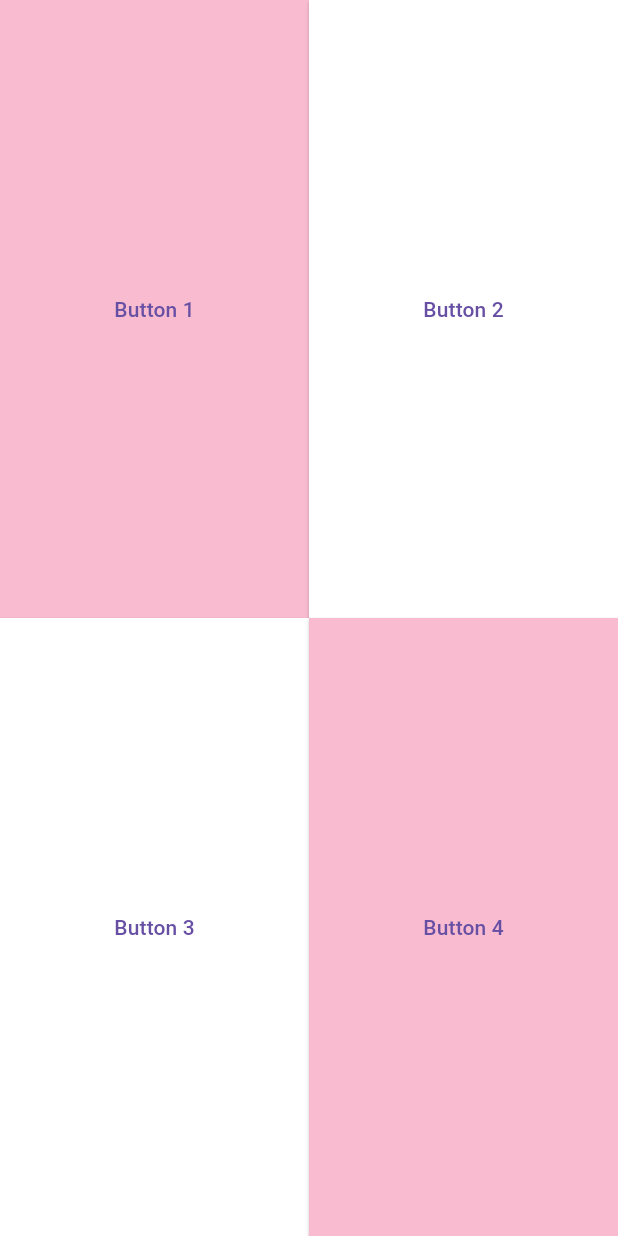
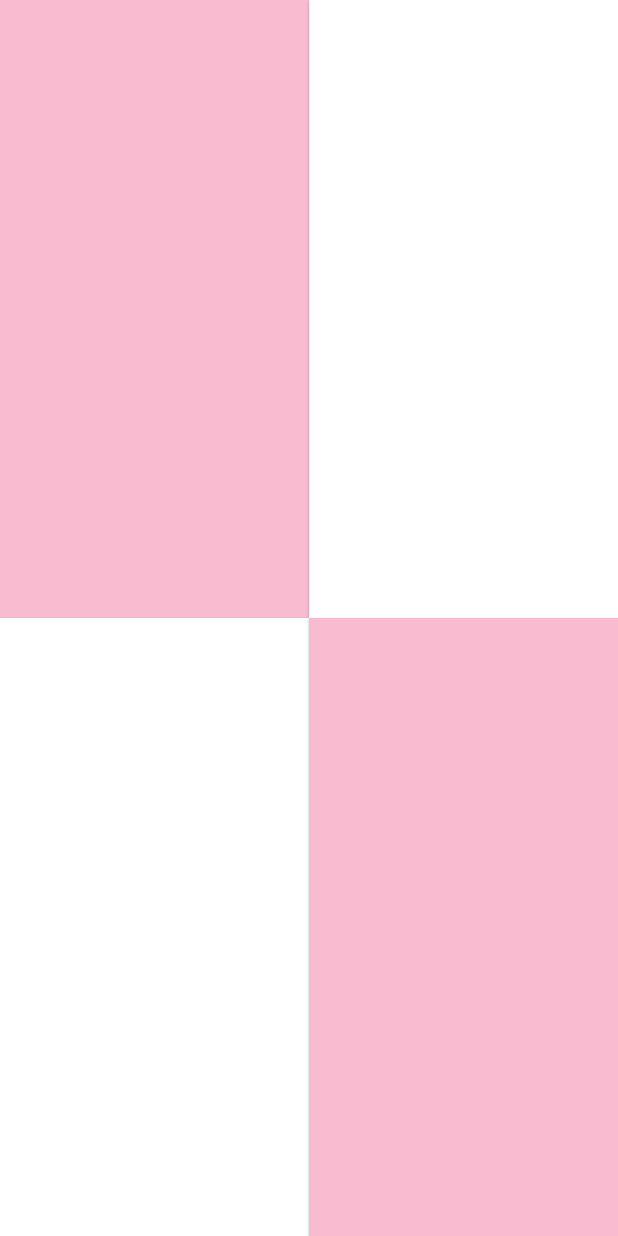
Before and after one commit to disara7/shopsense_app, a Flutter app: the screen it shows after launch, on a phone screen of 412 x 824 dp. Run offline on Flutter 3.47's test engine with Material 3 defaults, Android fonts, the phone set to English and light mode, and no system bars; our stand-ins replace flutter_tts, speech_to_text.

Commit message:
shop completed

```diff
--- a/lib/register.dart
+++ b/lib/register.dart
@@ -73,7 +73,7 @@ class _RegisterScreenState extends State<RegisterScreen> {
                   child: ElevatedButton(
                     onPressed: () {
                       speakSentence(
-                          'Hellooo Jane! congratulations on successfully setting up your shopsense profile, and welcome to the shopsense store! Please describe what kind of a clothing item you are looking for, today. After you describe, I will come up with a few clothes that match your description and if the item i describe matches your desire, please tap on the top right corner of the screen to get more details about purchasing and all. Or, if you want to hear about the other options you have tap on the bottom right corner of the screen. if you want to go back to the previous item, tap on the bottom left corner of the screen, AND if you want me to repeat what i just said, you can tap on the top left corner of the screen.');
+                          'Helooo Jane! congratulations on successfully setting up your shopsense profile, and welcome to the shopsense store! Please describe what kind of a clothing item you are looking for, today. After you describe, I will come up with a few clothes that match your description and if the item i describe matches your desire, please tap on the top right corner of the screen to get more details about purchasing and all. Or, if you want to hear about the other options you have tap on the bottom right corner of the screen. if you want to go back to the previous item, tap on the bottom left corner of the screen, AND if you want me to repeat what i just said, you can tap on the top left corner of the screen.');
                       Navigator.push(
                         context,
                         MaterialPageRoute(
--- a/lib/shop.dart
+++ b/lib/shop.dart
@@ -1,10 +1,24 @@
 import 'package:flutter/material.dart';
 import 'package:flutter_tts/flutter_tts.dart';
 
-class Shop extends StatelessWidget {
+class Shop extends StatefulWidget {
   const Shop({Key? key, required this.title}) : super(key: key);
 
   final String title;
+
+  @override
+  _ShopState createState() => _ShopState();
+}
+
+class _ShopState extends State<Shop> {
+  @override
+  void initState() {
+    super.initState();
+    Future.delayed(Duration(seconds: 6), () {
+      speakSentence(
+          'Great! Heres what i found for you that match what you just described! The first dress is an orange floral knee length dress with a frilly skirt. If you want more details about this tap on the top right corner of the screen. or if you want to hear about the next dress, tap on the bottom right corner of the screen.');
+    });
+  }
 
   Future<void> speakSentence(String sentence) async {
     FlutterTts flutterTts = FlutterTts();
@@ -30,7 +44,8 @@ class Shop extends StatelessWidget {
         children: <Widget>[
           ElevatedButton(
             onPressed: () {
-              speakSentence('Button 1 pressed');
+              speakSentence(
+                  'Sure, let me repeat what i just said. Please describe what kind of a clothing item you are looking for, today. After you describe, I will come up with a few clothes that match your description and if the item i describe matches your desire, please tap on the top right corner of the screen to get more details about the item. Or, if you want to hear about the other options you have tap on the bottom right corner of the screen. if you want to go back to the previous item, tap on the bottom left corner of the screen, AND if you want me to repeat what i just said, you can tap on the top left corner of the screen.');
             },
             style: ElevatedButton.styleFrom(
               padding: const EdgeInsets.all(20.0),
@@ -42,11 +57,12 @@ class Shop extends StatelessWidget {
               minimumSize: Size(double.infinity,
                   buttonHeight), // Set minimum size to fill height
             ),
-            child: const Text('Button 1'),
+            child: const Text(''),
           ),
           ElevatedButton(
             onPressed: () {
-              speakSentence('Button 2 pressed');
+              speakSentence(
+                  'Excellent choice! Let me describe this dress for you. Imagine slipping into a dress thats a tactile celebration of summer: soft fabric adorned with playful frills and a lively floral pattern, all in a radiant orange hue. Its like wearing sunshine itself, with every touch revealing its vibrant warmth. This delightful creation hugs your curves gently, with frills and ruffles adding a delightful sensation to each movement. The intricate floral pattern, though unseen, can be felt like delicate petals against your skin. With this dress, youll embody the essence of summer, exuding energy and vitality wherever you go. Whether for a leisurely stroll or a gathering with friends, youll feel both stylish and comfortable, inviting admiration with every step.');
             },
             style: ElevatedButton.styleFrom(
               padding: const EdgeInsets.all(20.0),
@@ -58,11 +74,11 @@ class Shop extends StatelessWidget {
               minimumSize:
                   Size(double.infinity, buttonHeight), // Set button color
             ),
-            child: const Text('Button 2'),
+            child: const Text(''),
           ),
           ElevatedButton(
             onPressed: () {
-              speakSentence('Button 3 pressed');
+              speakSentence('Sure, you can re-describe what you wish for.');
             },
             style: ElevatedButton.styleFrom(
               padding: const EdgeInsets.all(20.0),
@@ -75,11 +91,12 @@ class Shop extends StatelessWidget {
                   buttonHeight), // Set minimum size to fill height
               // Set button color
             ),
-            child: const Text('Button 3'),
+            child: const Text(''),
           ),
           ElevatedButton(
             onPressed: () {
-              speakSentence('Button 4 pressed');
+              speakSentence(
+                  'The next dress i found for you is a comfortable casual dress with a smoked bust to make you look smart.');
             },
             style: ElevatedButton.styleFrom(
               padding: const EdgeInsets.all(20.0),
@@ -91,7 +108,7 @@ class Shop extends StatelessWidget {
               minimumSize: Size(double.infinity,
                   buttonHeight), // Set minimum size to fill height
             ),
-            child: const Text('Button 4'),
+            child: const Text(''),
           ),
         ],
       ),
```
Also changed, not shown: lib/details.dart (added).
